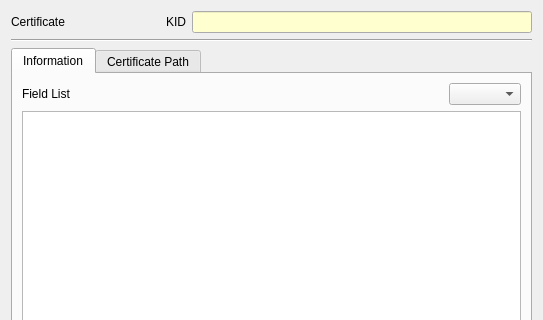
Before: the Qt Designer form CertMan/cert_info_dlg.ui in jykim74/CertMan, drawn with Qt 5; both pictures show x 0 to 543 and y 0 to 320 of the 543 by 559 pixel window.
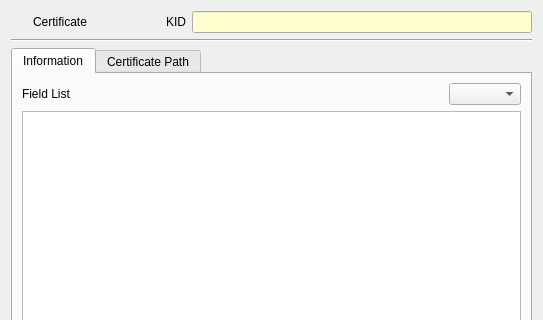
After: the same form once the commit is applied. Icons and pictures are not drawn.

```diff
--- a/CertMan/cert_info_dlg.ui
+++ b/CertMan/cert_info_dlg.ui
@@ -19,7 +19,7 @@
      <property name="topMargin">
       <number>0</number>
      </property>
-     <item row="0" column="3">
+     <item row="0" column="4">
       <widget class="QLineEdit" name="mKIDText">
        <property name="minimumSize">
         <size>
@@ -62,21 +62,14 @@
        </property>
       </widget>
      </item>
-     <item row="0" column="0">
-      <widget class="QLabel" name="label_5">
-       <property name="text">
-        <string>Certificate</string>
-       </property>
-      </widget>
-     </item>
-     <item row="0" column="2">
+     <item row="0" column="3">
       <widget class="QLabel" name="label_6">
        <property name="text">
         <string>KID</string>
        </property>
       </widget>
      </item>
-     <item row="0" column="1">
+     <item row="0" column="2">
       <spacer name="horizontalSpacer_3">
        <property name="orientation">
         <enum>Qt::Horizontal</enum>
@@ -89,6 +82,39 @@
        </property>
       </spacer>
      </item>
+     <item row="0" column="1">
+      <widget class="QLabel" name="mHeadLabel">
+       <property name="text">
+        <string>Certificate</string>
+       </property>
+      </widget>
+     </item>
+     <item row="0" column="0">
+      <widget class="QPushButton" name="mCertBtn">
+       <property name="minimumSize">
+        <size>
+         <width>16</width>
+         <height>0</height>
+        </size>
+       </property>
+       <property name="maximumSize">
+        <size>
+         <width>16</width>
+         <height>16777215</height>
+        </size>
+       </property>
+       <property name="text">
+        <string/>
+       </property>
+       <property name="icon">
+        <iconset resource="certman.qrc">
+         <normaloff>:/images/cert.png</normaloff>:/images/cert.png</iconset>
+       </property>
+       <property name="flat">
+        <bool>true</bool>
+       </property>
+      </widget>
+     </item>
     </layout>
    </item>
    <item>
```
Left out of the diff: 4 changed lines with no effect on the pictures.
